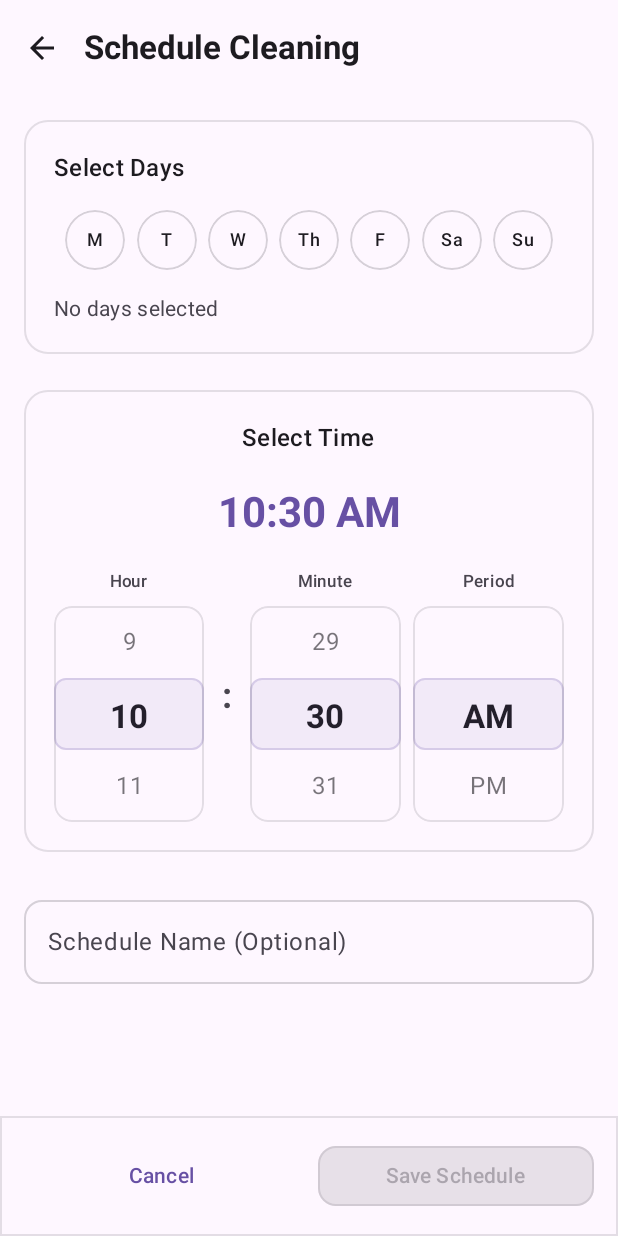
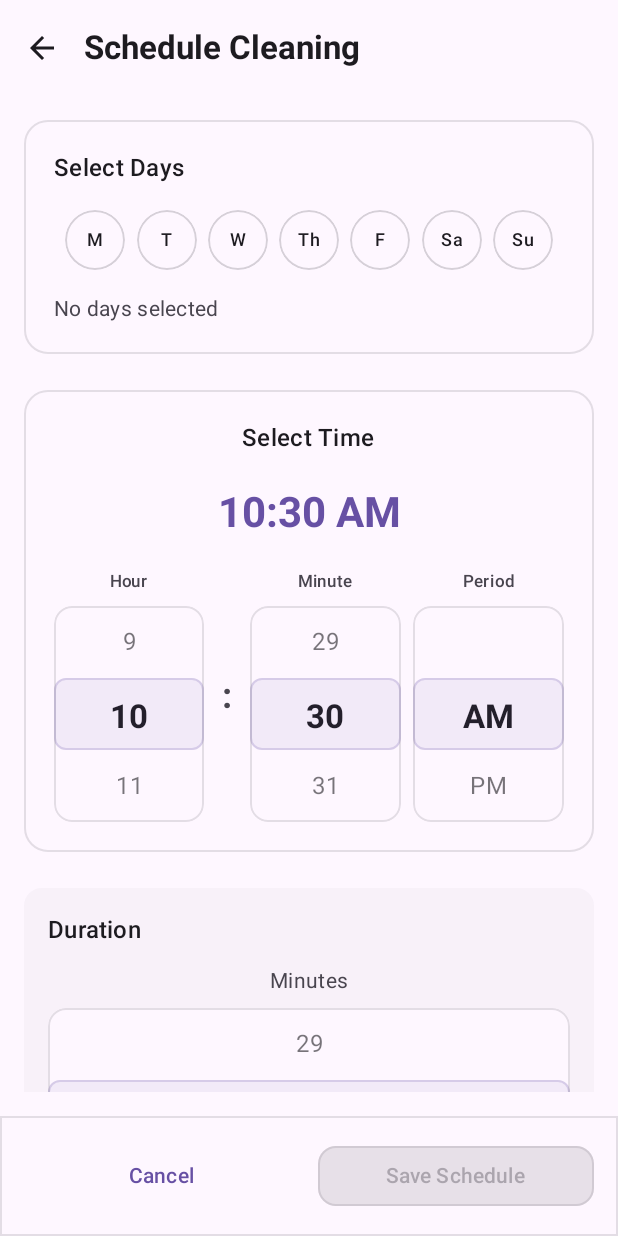
Before and after one commit to vonceee/AquaLuminus, an Android app built with Jetpack Compose: the ScheduleCleanScreen screen opened through its navigation route, on a phone screen of 412 x 824 dp. Run offline under Robolectric (Android 15) with nearby library versions, the phone set to English and light mode, and no system bars; our stand-ins replace Firebase (no records; nobody signed in at launch, a user with empty details on screens opened directly); pictures from the network do not load.

Commit message:
add: ScheduleCleanScreen functionality

```diff
--- /dev/null
+++ b/app/src/main/java/com/example/aqualuminus/data/repository/ScheduleRepository.kt
@@ -0,0 +1,84 @@
+package com.example.aqualuminus.data.repository
+
+import android.util.Log
+import com.example.aqualuminus.ui.screens.schedule.model.SavedSchedule
+import com.google.firebase.firestore.FirebaseFirestore
+import com.google.firebase.firestore.ListenerRegistration
+import kotlinx.coroutines.channels.awaitClose
+import kotlinx.coroutines.flow.Flow
+import kotlinx.coroutines.flow.callbackFlow
+import kotlinx.coroutines.tasks.await
+
+class ScheduleRepository(
+    private val firestore: FirebaseFirestore = FirebaseFirestore.getInstance()
+) {
+    private val schedulesCollection = firestore.collection("schedules")
+
+    suspend fun saveSchedule(schedule: SavedSchedule): Result<Unit> {
+        return try {
+            schedulesCollection.document(schedule.id).set(schedule).await()
+            Log.d("ScheduleRepository", "Schedule saved successfully: ${schedule.id}")
+            Result.success(Unit)
+        } catch (e: Exception) {
+            Log.e("ScheduleRepository", "Error saving schedule", e)
+            Result.failure(e)
+        }
+    }
+
+    suspend fun getSchedules(): Result<List<SavedSchedule>> {
+        return try {
+            val snapshot = schedulesCollection.get().await()
+            val schedules = snapshot.documents.mapNotNull { document ->
+                document.toObject(SavedSchedule::class.java)
+            }
+            Log.d("ScheduleRepository", "Loaded ${schedules.size} schedules")
+            Result.success(schedules)
+        } catch (e: Exception) {
+            Log.e("ScheduleRepository", "Error loading schedules", e)
+            Result.failure(e)
+        }
+    }
+
+    fun observeSchedules(): Flow<List<SavedSchedule>> = callbackFlow {
+        val listener: ListenerRegistration = schedulesCollection
+            .addSnapshotListener { snapshot, error ->
+                if (error != null) {
+                    Log.e("ScheduleRepository", "Error observing schedules", error)
+                    return@addSnapshotListener
+                }
+
+                if (snapshot != null) {
+                    val schedules = snapshot.documents.mapNotNull { document ->
+                        document.toObject(SavedSchedule::class.java)
+                    }
+                    trySend(schedules)
+                }
+            }
+
+        awaitClose { listener.remove() }
+    }
+
+    suspend fun deleteSchedule(scheduleId: String): Result<Unit> {
+        return try {
+            schedulesCollection.document(scheduleId).delete().await()
+            Log.d("ScheduleRepository", "Schedule deleted successfully: $scheduleId")
+            Result.success(Unit)
+        } catch (e: Exception) {
+            Log.e("ScheduleRepository", "Error deleting schedule", e)
+            Result.failure(e)
+        }
+    }
+
+    suspend fun updateScheduleStatus(scheduleId: String, isActive: Boolean): Result<Unit> {
+        return try {
+            schedulesCollection.document(scheduleId)
+                .update("isActive", isActive)
+                .await()
+            Log.d("ScheduleRepository", "Schedule status updated: $scheduleId -> $isActive")
+            Result.success(Unit)
+        } catch (e: Exception) {
+            Log.e("ScheduleRepository", "Error updating schedule status", e)
+            Result.failure(e)
+        }
+    }
+}
--- a/app/src/main/java/com/example/aqualuminus/ui/screens/schedule/ScheduleCleanScreen.kt
+++ b/app/src/main/java/com/example/aqualuminus/ui/screens/schedule/ScheduleCleanScreen.kt
@@ -17,10 +17,14 @@ import androidx.compose.material3.Icon
 import androidx.compose.material3.IconButton
 import androidx.compose.material3.MaterialTheme
 import androidx.compose.material3.Scaffold
+import androidx.compose.material3.SnackbarHost
+import androidx.compose.material3.SnackbarHostState
 import androidx.compose.material3.Text
 import androidx.compose.material3.TopAppBar
 import androidx.compose.material3.TopAppBarDefaults
 import androidx.compose.runtime.Composable
+import androidx.compose.runtime.LaunchedEffect
+import androidx.compose.runtime.collectAsState
 import androidx.compose.runtime.getValue
 import androidx.compose.runtime.mutableIntStateOf
 import androidx.compose.runtime.mutableStateOf
@@ -30,15 +34,19 @@ import androidx.compose.ui.Modifier
 import androidx.compose.ui.text.font.FontWeight
 import androidx.compose.ui.tooling.preview.Preview
 import androidx.compose.ui.unit.dp
+import androidx.lifecycle.viewmodel.compose.viewModel
 import com.example.aqualuminus.ui.screens.schedule.components.DaySelector
+import com.example.aqualuminus.ui.screens.schedule.components.DurationPicker
 import com.example.aqualuminus.ui.screens.schedule.components.ScheduleBottomBar
 import com.example.aqualuminus.ui.screens.schedule.components.ScheduleNameInput
 import com.example.aqualuminus.ui.screens.schedule.components.TimePicker
+import com.example.aqualuminus.ui.screens.schedule.model.SavedSchedule
 import java.util.Calendar
 
 @Composable
 fun ScheduleCleanScreen(
     onBackClick: () -> Unit = {},
+    viewModel: ScheduleViewModel = viewModel(factory = ScheduleViewModelFactory())
 ) {
     val currentTime = Calendar.getInstance()
     var selectedHour by remember { mutableIntStateOf(currentTime.get(Calendar.HOUR)) }
@@ -46,8 +54,39 @@ fun ScheduleCleanScreen(
     var selectedAmPm by remember { mutableIntStateOf(if (currentTime.get(Calendar.AM_PM) == Calendar.AM) 0 else 1) }
     var selectedDays by remember { mutableStateOf(setOf<Int>()) }
     var scheduleName by remember { mutableStateOf("") }
+    var selectedDuration by remember { mutableIntStateOf(30) } // Default 30 minutes
 
     val daysFullNames = listOf("Mon", "Tue", "Wed", "Thu", "Fri", "Sat", "Sun")
+    val snackbarHostState = remember { SnackbarHostState() }
+
+    // Observe ViewModel states
+    val isLoading by viewModel.isLoading.collectAsState()
+    val saveResult by viewModel.saveResult.collectAsState()
+    val error by viewModel.error.collectAsState()
+
+    // Handle save result
+    LaunchedEffect(saveResult) {
+        when (saveResult) {
+            is ScheduleViewModel.SaveResult.Success -> {
+                snackbarHostState.showSnackbar("Schedule saved successfully!")
+                viewModel.clearSaveResult()
+                onBackClick()
+            }
+            is ScheduleViewModel.SaveResult.Error -> {
+                snackbarHostState.showSnackbar("Error: ${(saveResult as ScheduleViewModel.SaveResult.Error).message}")
+                viewModel.clearSaveResult()
+            }
+            null -> { /* No action needed */ }
+        }
+    }
+
+    // Handle errors
+    LaunchedEffect(error) {
+        error?.let {
+            snackbarHostState.showSnackbar("Error: $it")
+            viewModel.clearError()
+        }
+    }
 
     val onSaveClick = {
         val displayHour = if (selectedHour == 0) 12 else selectedHour
@@ -55,15 +94,26 @@ fun ScheduleCleanScreen(
         val timeString = String.format("%02d:%02d %s", displayHour, selectedMinute, amPmText)
         val selectedDayNames = selectedDays.sorted().map { daysFullNames[it] }
 
-        Log.d("ScheduleClean", "Schedule saved:")
+        val schedule = SavedSchedule(
+            id = "", // Will be generated by ViewModel
+            name = scheduleName.ifBlank { "Untitled Schedule" },
+            days = selectedDayNames,
+            time = timeString,
+            durationMinutes = selectedDuration,
+            isActive = true
+        )
+
+        Log.d("ScheduleClean", "Saving schedule:")
         Log.d("ScheduleClean", "Time: $timeString")
         Log.d("ScheduleClean", "Days: ${selectedDayNames.joinToString(", ")}")
-        Log.d("ScheduleClean", "Name: ${scheduleName.ifBlank { "Untitled Schedule" }}")
+        Log.d("ScheduleClean", "Name: ${schedule.name}")
+        Log.d("ScheduleClean", "Duration: $selectedDuration minutes")
 
-        onBackClick()
+        viewModel.saveSchedule(schedule)
     }
 
     Scaffold(
+        snackbarHost = { SnackbarHost(snackbarHostState) },
         topBar = {
             TopAppBar(
                 title = {
@@ -91,7 +141,7 @@ fun ScheduleCleanScreen(
             ScheduleBottomBar(
                 onCancelClick = onBackClick,
                 onSaveClick = onSaveClick,
-                isSaveEnabled = selectedDays.isNotEmpty()
+                isSaveEnabled = selectedDays.isNotEmpty() && !isLoading
             )
         }
     ) { padding ->
@@ -117,6 +167,11 @@ fun ScheduleCleanScreen(
                 onAmPmChanged = { selectedAmPm = it }
             )
 
+            DurationPicker(
+                selectedMinutes = selectedDuration,
+                onMinutesChanged = { selectedDuration = it }
+            )
+
             ScheduleNameInput(
                 scheduleName = scheduleName,
                 onScheduleNameChanged = { scheduleName = it }
--- /dev/null
+++ b/app/src/main/java/com/example/aqualuminus/ui/screens/schedule/ScheduleViewModel.kt
@@ -0,0 +1,131 @@
+package com.example.aqualuminus.ui.screens.schedule
+
+import androidx.lifecycle.ViewModel
+import androidx.lifecycle.ViewModelProvider
+import androidx.lifecycle.viewModelScope
+import com.example.aqualuminus.data.repository.ScheduleRepository
+import com.example.aqualuminus.ui.screens.schedule.model.SavedSchedule
+import kotlinx.coroutines.flow.MutableStateFlow
+import kotlinx.coroutines.flow.StateFlow
+import kotlinx.coroutines.flow.asStateFlow
+import kotlinx.coroutines.flow.catch
+import kotlinx.coroutines.launch
+import java.util.UUID
+
+class ScheduleViewModel(
+    private val repository: ScheduleRepository = ScheduleRepository()
+) : ViewModel() {
+
+    private val _schedules = MutableStateFlow<List<SavedSchedule>>(emptyList())
+    val schedules: StateFlow<List<SavedSchedule>> = _schedules.asStateFlow()
+
+    private val _isLoading = MutableStateFlow(false)
+    val isLoading: StateFlow<Boolean> = _isLoading.asStateFlow()
+
+    private val _error = MutableStateFlow<String?>(null)
+    val error: StateFlow<String?> = _error.asStateFlow()
+
+    private val _saveResult = MutableStateFlow<SaveResult?>(null)
+    val saveResult: StateFlow<SaveResult?> = _saveResult.asStateFlow()
+
+    init {
+        loadSchedules()
+        observeSchedules()
+    }
+
+    fun saveSchedule(schedule: SavedSchedule) {
+        viewModelScope.launch {
+            _isLoading.value = true
+            _error.value = null
+
+            val scheduleWithId = schedule.copy(
+                id = if (schedule.id.isEmpty()) UUID.randomUUID().toString() else schedule.id
+            )
+
+            repository.saveSchedule(scheduleWithId)
+                .onSuccess {
+                    _saveResult.value = SaveResult.Success
+                    _error.value = null
+                }
+                .onFailure { exception ->
+                    _saveResult.value = SaveResult.Error(exception.message ?: "Failed to save schedule")
+                    _error.value = exception.message
+                }
+
+            _isLoading.value = false
+        }
+    }
+
+    fun loadSchedules() {
+        viewModelScope.launch {
+            _isLoading.value = true
+            _error.value = null
+
+            repository.getSchedules()
+                .onSuccess { scheduleList ->
+                    _schedules.value = scheduleList
+                    _error.value = null
+                }
+                .onFailure { exception ->
+                    _error.value = exception.message ?: "Failed to load schedules"
+                }
+
+            _isLoading.value = false
+        }
+    }
+
+    private fun observeSchedules() {
+        viewModelScope.launch {
+            repository.observeSchedules()
+                .catch { exception ->
+                    _error.value = exception.message ?: "Failed to observe schedules"
+                }
+                .collect { scheduleList ->
+                    _schedules.value = scheduleList
+                }
+        }
+    }
+
+    fun deleteSchedule(scheduleId: String) {
+        viewModelScope.launch {
+            repository.deleteSchedule(scheduleId)
+                .onFailure { exception ->
+                    _error.value = exception.message ?: "Failed to delete schedule"
+                }
+        }
+    }
+
+    fun updateScheduleStatus(scheduleId: String, isActive: Boolean) {
+        viewModelScope.launch {
+            repository.updateScheduleStatus(scheduleId, isActive)
+                .onFailure { exception ->
+                    _error.value = exception.message ?: "Failed to update schedule status"
+                }
+        }
+    }
+
+    fun clearSaveResult() {
+        _saveResult.value = null
+    }
+
+    fun clearError() {
+        _error.value = null
+    }
+
+    sealed class SaveResult {
+        object Success : SaveResult()
+        data class Error(val message: String) : SaveResult()
+    }
+}
+
+class ScheduleViewModelFactory(
+    private val repository: ScheduleRepository = ScheduleRepository()
+) : ViewModelProvider.Factory {
+    @Suppress("UNCHECKED_CAST")
+    override fun <T : ViewModel> create(modelClass: Class<T>): T {
+        if (modelClass.isAssignableFrom(ScheduleViewModel::class.java)) {
+            return ScheduleViewModel(repository) as T
+        }
+        throw IllegalArgumentException("Unknown ViewModel class")
+    }
+}
--- /dev/null
+++ b/app/src/main/java/com/example/aqualuminus/ui/screens/schedule/components/DurationPicker.kt
@@ -0,0 +1,99 @@
+package com.example.aqualuminus.ui.screens.schedule.components
+
+import androidx.compose.foundation.layout.Arrangement
+import androidx.compose.foundation.layout.Column
+import androidx.compose.foundation.layout.Row
+import androidx.compose.foundation.layout.fillMaxWidth
+import androidx.compose.foundation.layout.padding
+import androidx.compose.material3.Card
+import androidx.compose.material3.CardDefaults
+import androidx.compose.material3.MaterialTheme
+import androidx.compose.material3.Text
+import androidx.compose.runtime.Composable
+import androidx.compose.ui.Alignment
+import androidx.compose.ui.Modifier
+import androidx.compose.ui.text.font.FontWeight
+import androidx.compose.ui.tooling.preview.Preview
+import androidx.compose.ui.unit.dp
+
+@Composable
+fun DurationPicker(
+    selectedMinutes: Int,
+    onMinutesChanged: (Int) -> Unit,
+    modifier: Modifier = Modifier
+) {
+    Card(
+        modifier = modifier.fillMaxWidth(),
+        colors = CardDefaults.cardColors(
+            containerColor = MaterialTheme.colorScheme.surfaceVariant.copy(alpha = 0.3f)
+        ),
+        elevation = CardDefaults.cardElevation(defaultElevation = 0.dp)
+    ) {
+        Column(
+            modifier = Modifier.padding(16.dp),
+            verticalArrangement = Arrangement.spacedBy(12.dp)
+        ) {
+            Text(
+                text = "Duration",
+                style = MaterialTheme.typography.titleMedium,
+                fontWeight = FontWeight.SemiBold,
+                color = MaterialTheme.colorScheme.onSurface
+            )
+
+            Row(
+                modifier = Modifier.fillMaxWidth(),
+                horizontalArrangement = Arrangement.SpaceEvenly,
+                verticalAlignment = Alignment.CenterVertically
+            ) {
+                // Minutes picker
+                Column(
+                    horizontalAlignment = Alignment.CenterHorizontally
+                ) {
+                    Text(
+                        text = "Minutes",
+                        style = MaterialTheme.typography.bodyMedium,
+                        color = MaterialTheme.colorScheme.onSurfaceVariant
+                    )
+
+                    NumberPicker(
+                        value = selectedMinutes,
+                        onValueChange = onMinutesChanged,
+                        range = 1..120, // 1 to 120 minutes
+                        modifier = Modifier.padding(top = 8.dp)
+                    )
+                }
+            }
+
+            // Duration preview
+            Text(
+                text = buildString {
+                    append("Cleaning duration: ")
+                    when {
+                        selectedMinutes < 60 -> append("$selectedMinutes minutes")
+                        selectedMinutes == 60 -> append("1 hour")
+                        selectedMinutes % 60 == 0 -> append("${selectedMinutes / 60} hours")
+                        else -> {
+                            val hours = selectedMinutes / 60
+                            val minutes = selectedMinutes % 60
+                            append("$hours hour${if (hours > 1) "s" else ""} $minutes minute${if (minutes > 1) "s" else ""}")
+                        }
+                    }
+                },
+                style = MaterialTheme.typography.bodySmall,
+                color = MaterialTheme.colorScheme.onSurfaceVariant,
+                modifier = Modifier.align(Alignment.CenterHorizontally)
+            )
+        }
+    }
+}
+
+@Preview(showBackground = true)
+@Composable
+fun PreviewDurationPicker() {
+    MaterialTheme {
+        DurationPicker(
+            selectedMinutes = 30,
+            onMinutesChanged = {}
+        )
+    }
+}
```
Also changed, not shown: app/src/main/java/com/example/aqualuminus/ui/screens/schedule/model/SavedSchedule.kt (+12 -7 lines).
